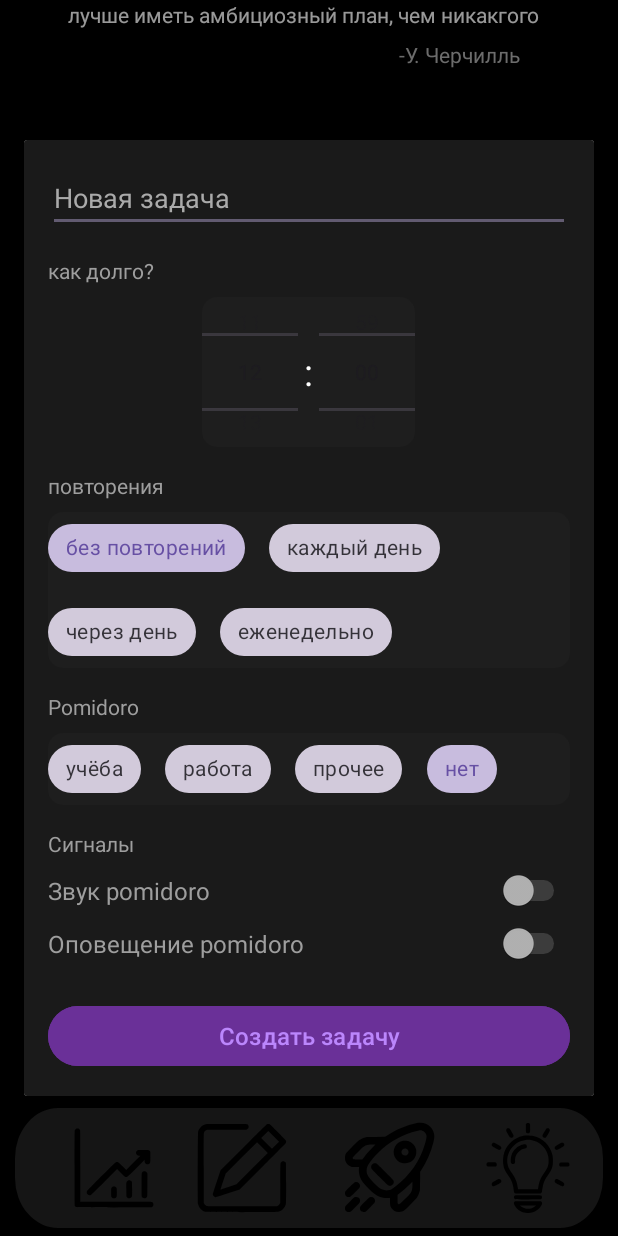
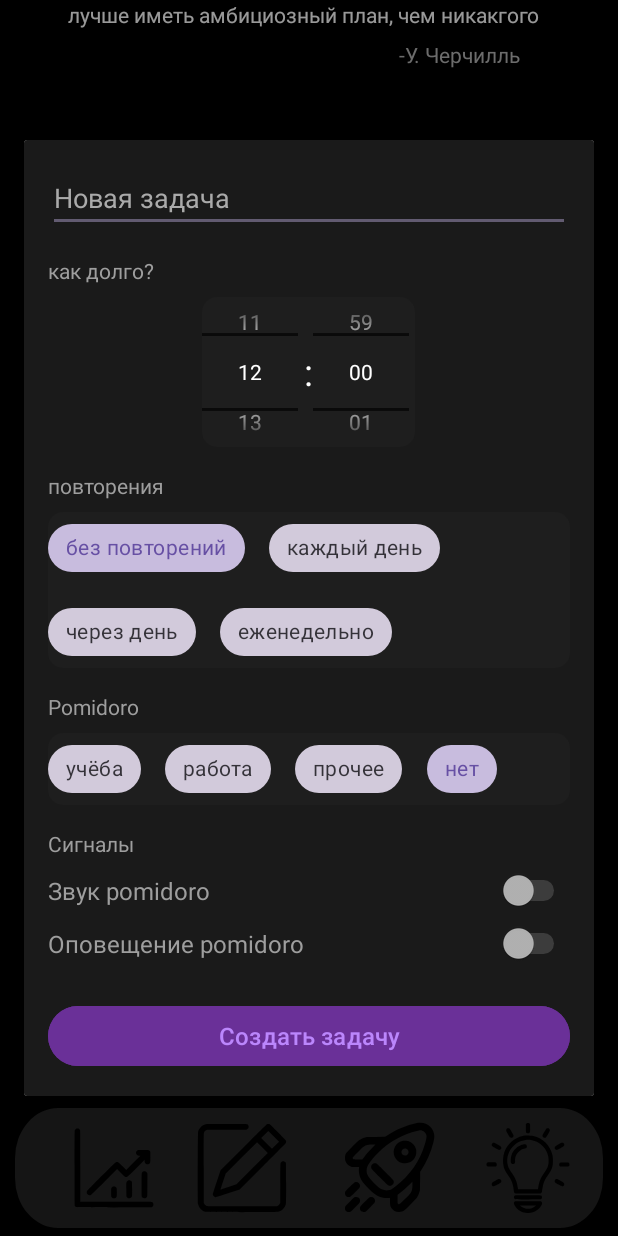
Before and after one commit to Skalebyr/BePerfect, an Android app: the screen it shows after launch (MainActivity), after a tap on an icon or button, on a phone screen of 412 x 824 dp. Run offline under Robolectric (Android 15) with nearby library versions, the phone set to English and light mode, and no system bars.

Commit message:
create_task V 1.6 final

```diff
--- a/app/src/main/res/layout/window_create_task.xml
+++ b/app/src/main/res/layout/window_create_task.xml
@@ -14,7 +14,7 @@
         android:background="@color/black_secondary"
         android:padding="16dp">
 
-        <!-- Поле ввода задачи -->
+
         <EditText
             android:id="@+id/et_input"
             android:layout_width="match_parent"
@@ -26,7 +26,7 @@
             android:textColor="#FFFFFF"
             android:textColorHint="#AAAAAA" />
 
-        <!-- Заголовок "Как долго?" -->
+
         <TextView
             android:id="@+id/text_How_Long"
             android:layout_width="match_parent"
@@ -36,7 +36,7 @@
             android:textColor="@color/fraze_grew"
             android:textColorHint="@color/main_text" />
 
-        <!-- Выбор времени -->
+
         <LinearLayout
             android:layout_width="wrap_content"
             android:layout_height="wrap_content"
@@ -45,11 +45,15 @@
             android:background="@drawable/rounded_background"
             android:orientation="horizontal">
 
+
             <NumberPicker
                 android:id="@+id/hour_picker"
+                android:theme="@style/NumberPickerTheme"
                 android:layout_width="64dp"
                 android:layout_height="100dp"
-                android:layout_marginEnd="4dp"/>
+                android:layout_marginEnd="4dp"
+                android:background="@android:color/transparent" />
+
 
             <TextView
                 android:layout_width="wrap_content"
@@ -59,14 +63,17 @@
                 android:textColor="#FFFFFF"
                 android:textSize="24sp" />
 
+
             <NumberPicker
                 android:id="@+id/minute_picker"
+                android:theme="@style/NumberPickerTheme"
                 android:layout_width="64dp"
                 android:layout_height="100dp"
-                android:layout_marginStart="4dp"/>
+                android:layout_marginEnd="4dp"
+                android:background="@android:color/transparent" />
         </LinearLayout>
 
-        <!-- Заголовок "Повторения" -->
+
         <TextView
             android:id="@+id/text_Again"
             android:layout_width="match_parent"
@@ -76,7 +83,7 @@
             android:textColor="@color/fraze_grew"
             android:textColorHint="@color/main_text" />
 
-        <!-- Чипы повторений -->
+
         <com.google.android.material.chip.ChipGroup
             android:id="@+id/chip_group_choice"
             android:layout_width="match_parent"
@@ -122,7 +129,7 @@
                 android:text="еженедельно" />
         </com.google.android.material.chip.ChipGroup>
 
-        <!-- Заголовок "Pomidoro" -->
+
         <TextView
             android:id="@+id/text_Pomidoro"
             android:layout_width="match_parent"
@@ -132,7 +139,6 @@
             android:textColor="@color/fraze_grew"
             android:textColorHint="@color/main_text" />
 
-        <!-- Чипы Pomidoro -->
 
         <com.google.android.material.chip.ChipGroup
             android:id="@+id/chip_group_choice_pomidoro"
@@ -179,7 +185,7 @@
                 android:text="нет" />
         </com.google.android.material.chip.ChipGroup>
 
-        <!-- Кнопка сохранения -->
+
 
         <TextView
             android:id="@+id/text_Signals"
@@ -197,7 +203,6 @@
             android:text="Звук pomidoro"
             android:textColor="@color/fraze_grew"
             android:layout_marginTop="8dp"
-            android:backgroundTint="@color/button_secondary_dark"
             android:textSize="16dp"
             android:layout_gravity="center"
 />
--- a/app/src/main/res/values/themes.xml
+++ b/app/src/main/res/values/themes.xml
@@ -18,6 +18,18 @@
         <item name="android:windowExitAnimation">@anim/slide_down</item>
     </style>
 
+    <!-- Если используете Material Components -->
+    <style name="NumberPickerTheme" parent="ThemeOverlay.MaterialComponents.Light">
+        <!-- Цвет текста -->
+        <item name="android:textColorPrimary">@color/white</item>
+        <!-- Цвет разделителей (линий между числами) -->
+        <item name="colorControlNormal">@color/black</item>
+        <!-- Цвет выделенного (текущего) элемента -->
+        <item name="colorControlActivated">@color/white</item>
+        <!-- Фон (если нужно) -->
+        <item name="android:background">@android:color/transparent</item>
+    </style>
+
 
 
 </resources>
```
